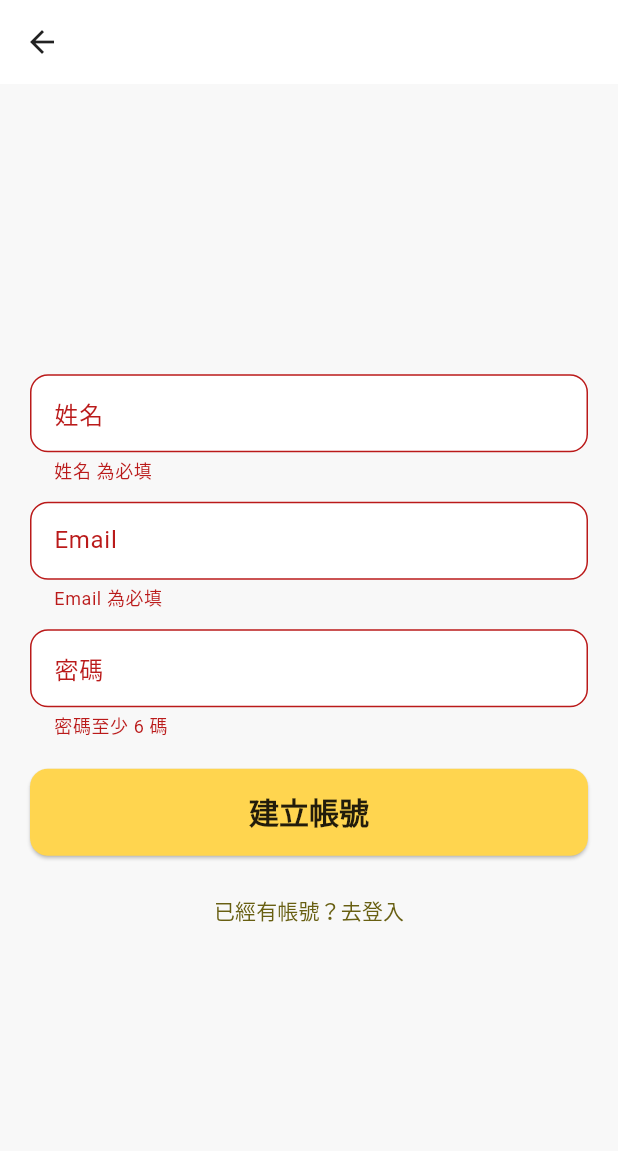
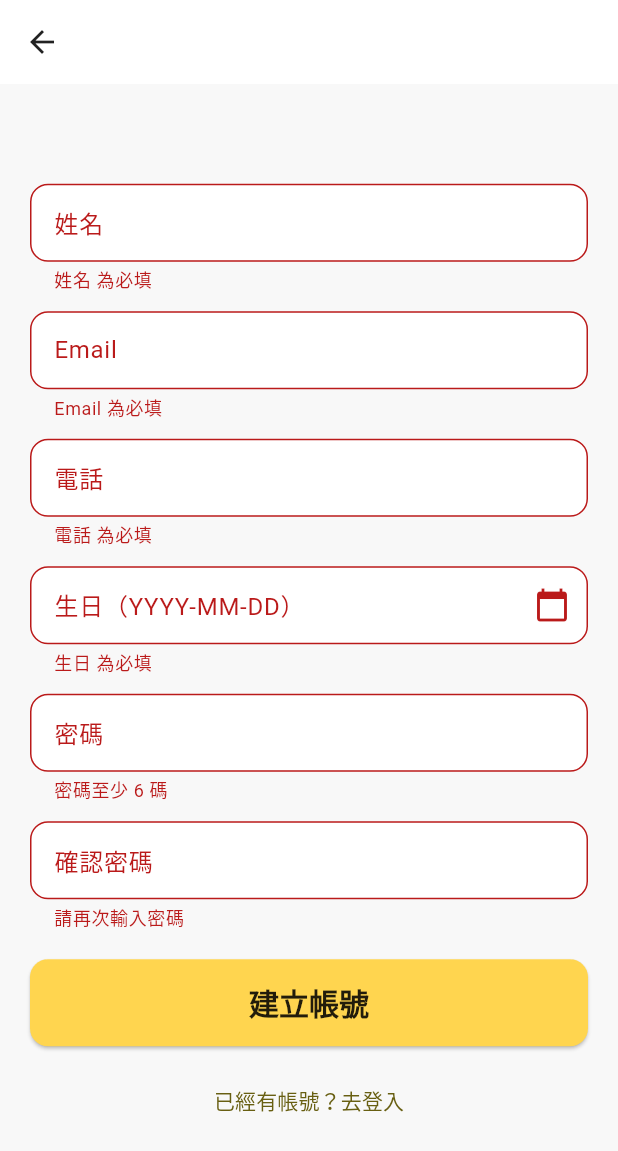
Before and after one commit to Felix-0901/Plant_APP, a Flutter app: the SignupPage screen opened by its route, after a tap on "建立帳號", on a phone screen of 412 x 824 dp. Shown: the top 1151 px of the screen. Run offline on Flutter 3.47's test engine with Material 3 defaults, Android fonts, the phone set to English and light mode, and no system bars.

Commit message:
登入註冊功能完成

```diff
--- a/lib/config/constants.dart
+++ b/lib/config/constants.dart
@@ -1,8 +1,7 @@
 import 'package:flutter/material.dart';
 
 class AppConfig {
-  // TODO: 換成你實際的 API 網址
-  static const String baseUrl = 'https://your-api.com';
+  static const String baseUrl = 'http://35.189.162.86/Max_plant/auth.php';
 }
 
 class AppText {
--- a/lib/pages/login_page.dart
+++ b/lib/pages/login_page.dart
@@ -33,11 +33,15 @@ class _LoginPageState extends State<LoginPage> {
         email: _email.text.trim(),
         password: _password.text,
       );
-      showSnack(context, res['message']?.toString() ?? '登入成功');
+      // 成功：直接進主頁（不彈匡）
+      // 可視需要保存 email/token
+      // ignore: avoid_print
+      print('Login OK => $res');
       if (!mounted) return;
       Navigator.pushReplacementNamed(context, '/home');
     } catch (e) {
-      showSnack(context, e.toString());
+      // 失敗：顯示伺服器 message（有 OK 鈕）
+      await showAlert(context, e.toString(), title: '登入失敗');
     } finally {
       if (mounted) setState(() => _loading = false);
     }
--- a/lib/pages/signup_page.dart
+++ b/lib/pages/signup_page.dart
@@ -16,31 +16,65 @@ class _SignupPageState extends State<SignupPage> {
   final _form = GlobalKey<FormState>();
   final _name = TextEditingController();
   final _email = TextEditingController();
+  final _phone = TextEditingController();
+  final _birthdayCtrl = TextEditingController(); // 顯示 YYYY-MM-DD
   final _password = TextEditingController();
+  final _confirm = TextEditingController();
   bool _loading = false;
+
+  DateTime? _birthday; // 內部存日期
 
   @override
   void dispose() {
     _name.dispose();
     _email.dispose();
+    _phone.dispose();
+    _birthdayCtrl.dispose();
     _password.dispose();
+    _confirm.dispose();
     super.dispose();
+  }
+
+  Future<void> _pickBirthday() async {
+    final today = DateTime.now();
+    final initial = _birthday ?? DateTime(today.year - 18, today.month, today.day);
+    final picked = await showDatePicker(
+      context: context,
+      initialDate: initial,
+      firstDate: DateTime(1900),
+      lastDate: today,
+    );
+    if (picked != null) {
+      setState(() {
+        _birthday = picked;
+        _birthdayCtrl.text = ymd(picked);
+      });
+    }
   }
 
   Future<void> _onSignup() async {
     if (!_form.currentState!.validate()) return;
+    if (_birthday == null) {
+      await showAlert(context, '請選擇生日', title: '欄位未完成');
+      return;
+    }
+
     setState(() => _loading = true);
     try {
       final res = await ApiService.signup(
         name: _name.text.trim(),
         email: _email.text.trim(),
         password: _password.text,
+        phone: _phone.text.trim(),
+        birthday: _birthdayCtrl.text, // YYYY-MM-DD
       );
-      showSnack(context, res['message']?.toString() ?? '註冊成功');
+      // 成功：彈 OK 匡，按下後回登入頁
+      await showAlert(context, res['message']?.toString() ?? 'Registration successful', title: '註冊成功');
       if (!mounted) return;
       Navigator.pushReplacementNamed(context, '/login');
     } catch (e) {
-      showSnack(context, e.toString());
+      // 失敗：顯示伺服器 message（有 OK 鈕）
+      await showAlert(context, e.toString(), title: '註冊失敗');
     } finally {
       if (mounted) setState(() => _loading = false);
     }
@@ -74,10 +108,38 @@ class _SignupPageState extends State<SignupPage> {
                   ),
                   const SizedBox(height: 12),
                   CustomTextField(
+                    controller: _phone,
+                    label: '電話',
+                    keyboardType: TextInputType.phone,
+                    validator: (v) => requiredValidator(v, label: '電話'),
+                  ),
+                  const SizedBox(height: 12),
+                  TextFormField(
+                    controller: _birthdayCtrl,
+                    readOnly: true,
+                    validator: (v) => requiredValidator(v, label: '生日'),
+                    decoration: InputDecoration(
+                      labelText: '生日（YYYY-MM-DD）',
+                      suffixIcon: IconButton(
+                        onPressed: _pickBirthday,
+                        icon: const Icon(Icons.calendar_today),
+                      ),
+                    ),
+                    onTap: _pickBirthday,
+                  ),
+                  const SizedBox(height: 12),
+                  CustomTextField(
                     controller: _password,
                     label: '密碼',
                     obscureText: true,
                     validator: passwordValidator,
+                  ),
+                  const SizedBox(height: 12),
+                  CustomTextField(
+                    controller: _confirm,
+                    label: '確認密碼',
+                    obscureText: true,
+                    validator: (v) => confirmPasswordValidator(v, _password.text),
                   ),
                   const SizedBox(height: 20),
                   CustomButton(text: '建立帳號', onPressed: _onSignup, loading: _loading),
--- a/lib/utils/tools.dart
+++ b/lib/utils/tools.dart
@@ -1,4 +1,17 @@
 import 'package:flutter/material.dart';
+
+Future<void> showAlert(BuildContext context, String msg, {String title = '提示'}) async {
+  return showDialog<void>(
+    context: context,
+    builder: (_) => AlertDialog(
+      title: Text(title),
+      content: Text(msg),
+      actions: [
+        TextButton(onPressed: () => Navigator.of(context).pop(), child: const Text('OK')),
+      ],
+    ),
+  );
+}
 
 void showSnack(BuildContext context, String msg) {
   ScaffoldMessenger.of(context).showSnackBar(SnackBar(content: Text(msg)));
@@ -19,3 +32,13 @@ String? passwordValidator(String? v) {
   if (v == null || v.length < 6) return '密碼至少 6 碼';
   return null;
 }
+
+String? confirmPasswordValidator(String? v, String original) {
+  if (v == null || v.isEmpty) return '請再次輸入密碼';
+  if (v != original) return '兩次密碼不一致';
+  return null;
+}
+
+// 簡單把 DateTime 轉 YYYYMMDD
+String ymd(DateTime d) =>
+    '${d.year.toString().padLeft(4, '0')}${d.month.toString().padLeft(2, '0')}${d.day.toString().padLeft(2, '0')}';
```
Also changed, not shown: lib/pages/greenhouse_page.dart (+20 -17 lines), lib/services/api_service.dart (+17 -10 lines).
